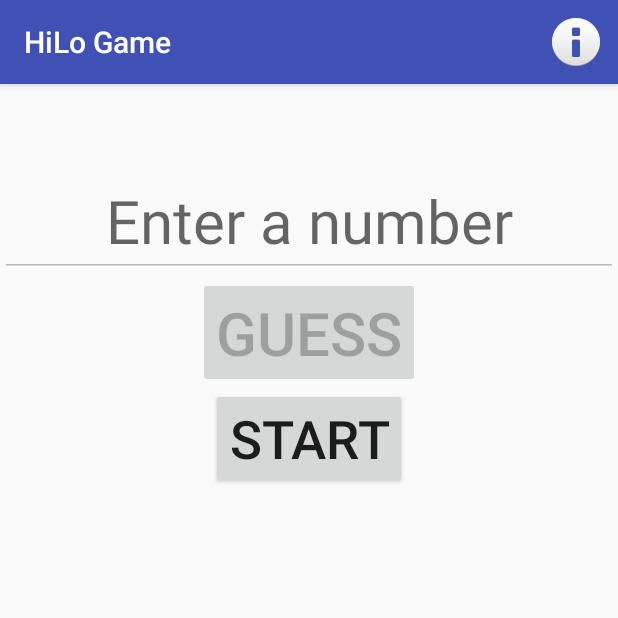
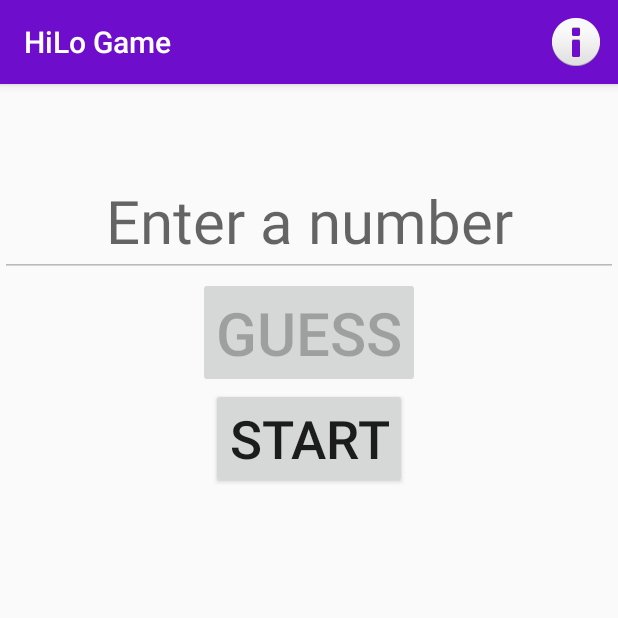
Before and after one commit to hass0302/hilow_game_android, an Android app: the screen it shows after launch (MainActivity), on a phone screen of 412 x 824 dp, the top half of it. Run offline under Robolectric (Android 15) with nearby library versions, the phone set to English and light mode, and no system bars.

Commit message:
1.01
maintenance release.

added comments and modified the color scheme. not bug fixes.

```diff
--- a/app/src/main/java/com/algonquincollege/hass0302/hilogame/AboutDialogFragment.java
+++ b/app/src/main/java/com/algonquincollege/hass0302/hilogame/AboutDialogFragment.java
@@ -1,10 +1,10 @@
 package com.algonquincollege.hass0302.hilogame;
 
+import android.app.AlertDialog;
 import android.app.Dialog;
 import android.app.DialogFragment;
 import android.content.DialogInterface;
 import android.os.Bundle;
-import android.app.AlertDialog;
 
 
 /**
--- a/app/src/main/java/com/algonquincollege/hass0302/hilogame/MainActivity.java
+++ b/app/src/main/java/com/algonquincollege/hass0302/hilogame/MainActivity.java
@@ -1,8 +1,8 @@
 package com.algonquincollege.hass0302.hilogame;
 
 import android.app.DialogFragment;
+import android.os.Bundle;
 import android.support.v7.app.AppCompatActivity;
-import android.os.Bundle;
 import android.view.Menu;
 import android.view.MenuItem;
 import android.view.View;
@@ -14,11 +14,11 @@ import android.widget.Toast;
 public class MainActivity extends AppCompatActivity {
 
     private static final String ABOUT_DIALOG_TAG = "About Dialog";
+    hilow game;
     private Button startButton;
     private Button guessBtn;
     private EditText guessInput;
     private TextView display;
-    hilow game;
 
     @Override
     protected void onCreate(Bundle savedInstanceState) {
@@ -33,6 +33,8 @@ public class MainActivity extends AppCompatActivity {
         startButton.setOnClickListener(new View.OnClickListener() {
 
             public void onClick(View view) {
+
+                // this is start new game button / reset button.
                 game = new hilow();
                 game.init();
                 display.setText("COUNT: " + game.getCounter());
@@ -45,6 +47,8 @@ public class MainActivity extends AppCompatActivity {
 
         startButton.setOnLongClickListener(new View.OnLongClickListener() {
             public boolean onLongClick(View view) {
+                // nothing of importances here, just checking if its a new game, if so, it will reveal what the number is.
+                // You cheater
                 try {
                     Toast.makeText(getApplicationContext(), Integer.toString(game.getNum()), Toast.LENGTH_LONG).show();
                 } catch (RuntimeException e) {
@@ -59,6 +63,7 @@ public class MainActivity extends AppCompatActivity {
             public void onClick(View view) {
                 int num = -1;
 
+                // Just trying to make sure its a valid input
                 try {
                     num = Integer.parseInt(guessInput.getText().toString());
                 } catch (NumberFormatException e) {
@@ -68,19 +73,23 @@ public class MainActivity extends AppCompatActivity {
                     guessInput.setText("");
                 }
 
+                // if its out of range then display error
                 if (num < 1 || num > 1000) {
                     guessInput.setError("The range must be between 1 - 1000 inclusive");
                 } else {
+                    // if game over then reset the game, you can't continue to play anymore
                     if (game.getCounter() == 10) {
                         display.setText("GAME OVER");
                         Toast.makeText(getApplicationContext(), "Please Reset!", Toast.LENGTH_LONG).show();
                         guessBtn.setEnabled(false);
                         guessInput.setEnabled(false);
                     } else {
+                        // if everything is good, counter ++ ; runs the game logic in hilow.
                         game.setCounter();
                         Toast.makeText(getApplicationContext(), game.getHiLow(num), Toast.LENGTH_SHORT).show();
                         display.setText("COUNT: " + game.getCounter());
 
+                        // i just have a boolean flag to check if its a win. my buttons enable and disables depending on it
                         if (game.getWinFlag() == true) {
                             display.setText("You've Won!\nGAME OVER");
 
--- a/app/src/main/res/layout/activity_main.xml
+++ b/app/src/main/res/layout/activity_main.xml
@@ -1,11 +1,10 @@
 <?xml version="1.0" encoding="utf-8"?>
-<LinearLayout
-    xmlns:android="http://schemas.android.com/apk/res/android"
+<LinearLayout xmlns:android="http://schemas.android.com/apk/res/android"
     xmlns:tools="http://schemas.android.com/tools"
     android:layout_width="match_parent"
     android:layout_height="match_parent"
-    tools:context=".MainActivity"
-    android:orientation="vertical">
+    android:orientation="vertical"
+    tools:context=".MainActivity">
     // tools:context="com.algonquincollege.hass0302.hilogame.MainActivity">
 
     <TextView
@@ -14,6 +13,7 @@
         android:layout_height="wrap_content"
         android:layout_gravity="center"
         android:textAlignment="center"
+        android:textColor="@color/colorTextDark"
         android:textSize="40sp" />
 
     <EditText
@@ -26,6 +26,7 @@
         android:hint="Enter a number"
         android:inputType="number"
         android:textAlignment="center"
+        android:textColor="@color/colorTextLight"
         android:textSize="40sp" />
 
     <Button
--- a/app/src/main/res/menu/menu_main.xml
+++ b/app/src/main/res/menu/menu_main.xml
@@ -1,10 +1,10 @@
 <?xml version="1.0" encoding="utf-8"?>
-<menu xmlns:app="http://schemas.android.com/apk/res-auto"
-    xmlns:android="http://schemas.android.com/apk/res/android">
+<menu xmlns:android="http://schemas.android.com/apk/res/android"
+    xmlns:app="http://schemas.android.com/apk/res-auto">
 
     <item
         android:id="@+id/action_about"
+        android:icon="@android:drawable/ic_dialog_info"
         android:title="@string/action_about"
-        android:icon="@android:drawable/ic_dialog_info"
-        app:showAsAction="always"/>
+        app:showAsAction="always" />
 </menu>
--- a/app/src/main/res/values/colors.xml
+++ b/app/src/main/res/values/colors.xml
@@ -1,6 +1,8 @@
 <?xml version="1.0" encoding="utf-8"?>
 <resources>
-    <color name="colorPrimary">#3F51B5</color>
-    <color name="colorPrimaryDark">#303F9F</color>
-    <color name="colorAccent">#FF4081</color>
+    <color name="colorPrimary">#6E0DCC</color>
+    <color name="colorPrimaryDark">#572E7F</color>
+    <color name="colorAccent">#45087F</color>
+    <color name="colorTextDark">#CC05AB</color>
+    <color name="colorTextLight">#FF53E2</color>
 </resources>
```
Also changed, not shown: app/src/main/java/com/algonquincollege/hass0302/hilogame/hilow.java (+10 -9 lines), 9 other files.
